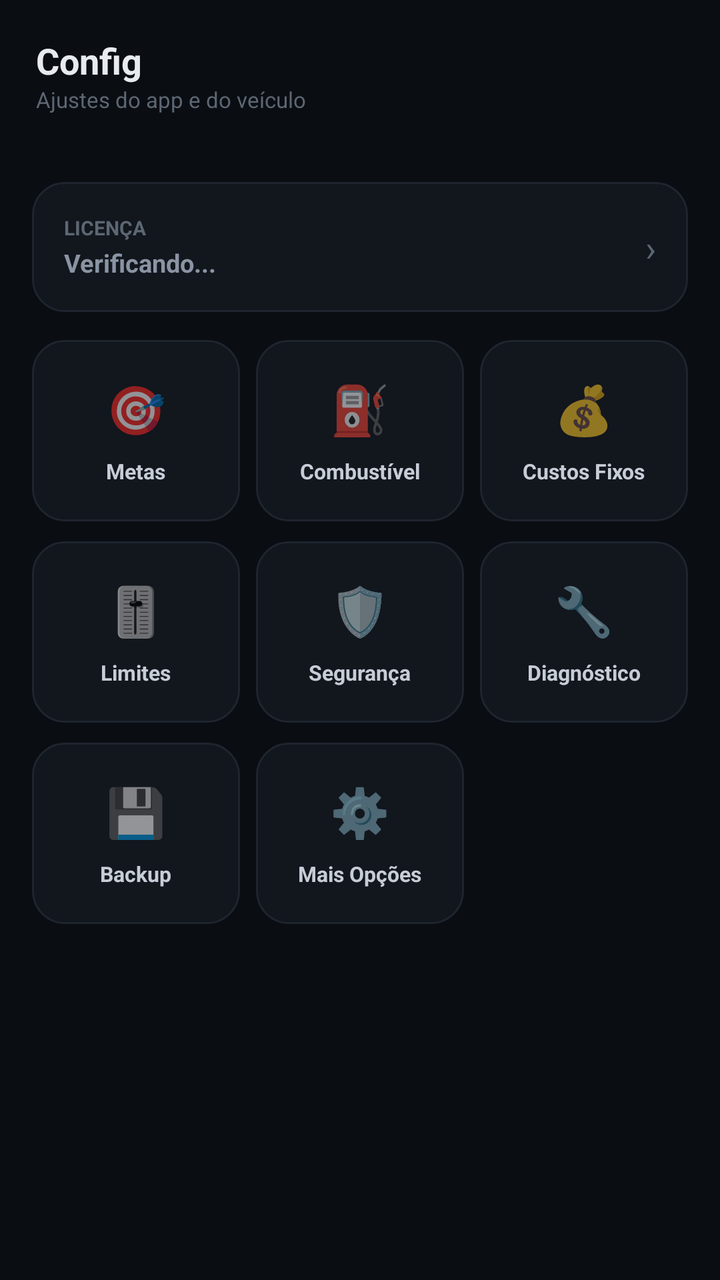
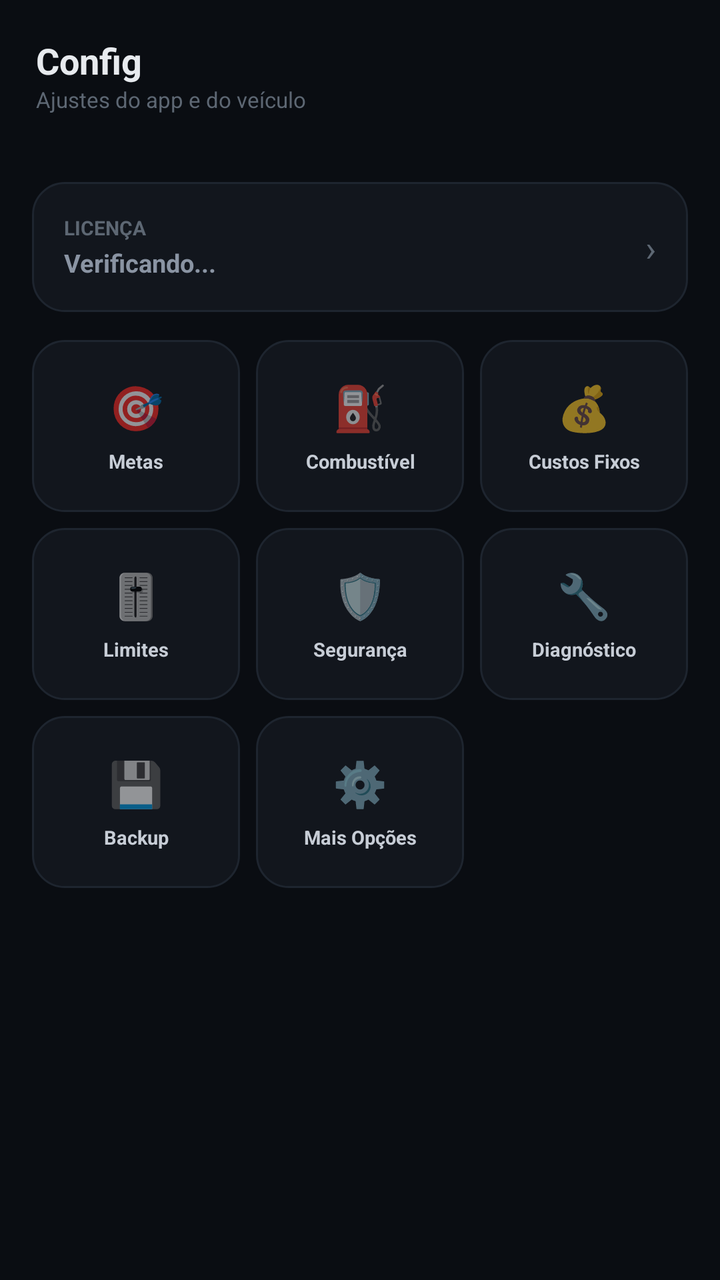

Screens rendered from an Android XML layout before and after an edit, with the pre-edit source and the edit as a unified diff.
<!-- AndroidManifest.xml: application theme Theme.MaterialComponents.DayNight.NoActionBar -->
<!-- res/layout/activity_parametros.xml -->
<?xml version="1.0" encoding="utf-8"?>
<ScrollView xmlns:android="http://schemas.android.com/apk/res/android"
    android:layout_width="match_parent"
    android:layout_height="match_parent"
    android:background="#0A0D12">

    <LinearLayout
        android:layout_width="match_parent"
        android:layout_height="wrap_content"
        android:orientation="vertical">

        <LinearLayout
            android:layout_width="match_parent"
            android:layout_height="wrap_content"
            android:orientation="vertical"
            android:padding="18dp"
            android:paddingBottom="10dp">

            <TextView
                android:layout_width="wrap_content"
                android:layout_height="wrap_content"
                android:text="Config"
                android:textColor="#E7EAEE"
                android:textSize="18sp"
                android:textStyle="bold" />

            <TextView
                android:layout_width="wrap_content"
                android:layout_height="wrap_content"
                android:text="Ajustes do app e do veículo"
                android:textColor="#5D6773"
                android:textSize="11sp" />
        </LinearLayout>

        <LinearLayout
            android:layout_width="match_parent"
            android:layout_height="wrap_content"
            android:orientation="vertical"
            android:padding="16dp"
            android:paddingTop="0dp">

            <LinearLayout
                android:id="@+id/btnAbrirLicenca"
                android:layout_width="match_parent"
                android:layout_height="wrap_content"
                android:orientation="horizontal"
                android:gravity="center_vertical"
                android:background="@drawable/bg_card_dark"
                android:padding="16dp"
                android:layout_marginBottom="14dp"
                android:clickable="true"
                android:focusable="true">

                <LinearLayout
                    android:layout_width="0dp"
                    android:layout_height="wrap_content"
                    android:layout_weight="1"
                    android:orientation="vertical">

                    <TextView
                        android:layout_width="wrap_content"
                        android:layout_height="wrap_content"
                        android:text="LICENÇA"
                        android:textColor="#5D6773"
                        android:textSize="10sp"
                        android:textStyle="bold" />

                    <TextView
                        android:id="@+id/txtStatusLicencaResumo"
                        android:layout_width="wrap_content"
                        android:layout_height="wrap_content"
                        android:text="Verificando..."
                        android:textColor="#8A94A3"
                        android:textSize="12.5sp"
                        android:textStyle="bold"
                        android:layout_marginTop="2dp" />
                </LinearLayout>

                <TextView
                    android:layout_width="wrap_content"
                    android:layout_height="wrap_content"
                    android:text="›"
                    android:textColor="#5D6773"
                    android:textSize="18sp" />
            </LinearLayout>

            <LinearLayout
                android:layout_width="match_parent"
                android:layout_height="wrap_content"
                android:orientation="horizontal"
                android:layout_marginBottom="10dp">

                <LinearLayout
                    android:id="@+id/btnAbrirMetas"
                    android:layout_width="0dp"
                    android:layout_height="wrap_content"
                    android:layout_weight="1"
                    android:orientation="vertical"
                    android:gravity="center"
                    android:background="@drawable/bg_card_dark"
                    android:padding="18dp"
                    android:layout_marginEnd="8dp"
                    android:clickable="true"
                    android:focusable="true">

                    <TextView
                        android:layout_width="wrap_content"
                        android:layout_height="wrap_content"
                        android:text="🎯"
                        android:textSize="24sp" />

                    <TextView
                        android:layout_width="wrap_content"
                        android:layout_height="wrap_content"
                        android:text="Metas"
                        android:textColor="#C7CDD6"
                        android:textSize="10.5sp"
                        android:textStyle="bold"
                        android:layout_marginTop="8dp" />
                </LinearLayout>

                <LinearLayout
                    android:id="@+id/btnAbrirCombustivel"
                    android:layout_width="0dp"
                    android:layout_height="wrap_content"
                    android:layout_weight="1"
                    android:orientation="vertical"
                    android:gravity="center"
                    android:background="@drawable/bg_card_dark"
                    android:padding="18dp"
                    android:layout_marginEnd="8dp"
                    android:clickable="true"
                    android:focusable="true">

                    <TextView
                        android:layout_width="wrap_content"
                        android:layout_height="wrap_content"
                        android:text="⛽"
                        android:textSize="24sp" />

                    <TextView
                        android:layout_width="wrap_content"
                        android:layout_height="wrap_content"
                        android:text="Combustível"
                        android:textColor="#C7CDD6"
                        android:textSize="10.5sp"
                        android:textStyle="bold"
                        android:layout_marginTop="8dp" />
                </LinearLayout>

                <LinearLayout
                    android:id="@+id/btnAbrirCustosFixos"
                    android:layout_width="0dp"
                    android:layout_height="wrap_content"
                    android:layout_weight="1"
                    android:orientation="vertical"
                    android:gravity="center"
                    android:background="@drawable/bg_card_dark"
                    android:padding="18dp"
                    android:clickable="true"
                    android:focusable="true">

                    <TextView
                        android:layout_width="wrap_content"
                        android:layout_height="wrap_content"
                        android:text="💰"
                        android:textSize="24sp" />

                    <TextView
                        android:layout_width="wrap_content"
                        android:layout_height="wrap_content"
                        android:text="Custos Fixos"
                        android:textColor="#C7CDD6"
                        android:textSize="10.5sp"
                        android:textStyle="bold"
                        android:layout_marginTop="8dp" />
                </LinearLayout>
            </LinearLayout>

            <LinearLayout
                android:layout_width="match_parent"
                android:layout_height="wrap_content"
                android:orientation="horizontal"
                android:layout_marginBottom="10dp">

                <LinearLayout
                    android:id="@+id/btnAbrirLimites"
                    android:layout_width="0dp"
                    android:layout_height="wrap_content"
                    android:layout_weight="1"
                    android:orientation="vertical"
                    android:gravity="center"
                    android:background="@drawable/bg_card_dark"
                    android:padding="18dp"
                    android:layout_marginEnd="8dp"
                    android:clickable="true"
                    android:focusable="true">

                    <TextView
                        android:layout_width="wrap_content"
                        android:layout_height="wrap_content"
                        android:text="🎚️"
                        android:textSize="24sp" />

                    <TextView
                        android:layout_width="wrap_content"
                        android:layout_height="wrap_content"
                        android:text="Limites"
                        android:textColor="#C7CDD6"
                        android:textSize="10.5sp"
                        android:textStyle="bold"
                        android:layout_marginTop="8dp" />
                </LinearLayout>

                <LinearLayout
                    android:id="@+id/btnAbrirSeguranca"
                    android:layout_width="0dp"
                    android:layout_height="wrap_content"
                    android:layout_weight="1"
                    android:orientation="vertical"
                    android:gravity="center"
                    android:background="@drawable/bg_card_dark"
                    android:padding="18dp"
                    android:layout_marginEnd="8dp"
                    android:clickable="true"
                    android:focusable="true">

                    <TextView
                        android:layout_width="wrap_content"
                        android:layout_height="wrap_content"
                        android:text="🛡️"
                        android:textSize="24sp" />

                    <TextView
                        android:layout_width="wrap_content"
                        android:layout_height="wrap_content"
                        android:text="Segurança"
                        android:textColor="#C7CDD6"
                        android:textSize="10.5sp"
                        android:textStyle="bold"
                        android:layout_marginTop="8dp" />
                </LinearLayout>

                <LinearLayout
                    android:id="@+id/btnAbrirDiagnostico"
                    android:layout_width="0dp"
                    android:layout_height="wrap_content"
                    android:layout_weight="1"
                    android:orientation="vertical"
                    android:gravity="center"
                    android:background="@drawable/bg_card_dark"
                    android:padding="18dp"
                    android:clickable="true"
                    android:focusable="true">

                    <TextView
                        android:layout_width="wrap_content"
                        android:layout_height="wrap_content"
                        android:text="🔧"
                        android:textSize="24sp" />

                    <TextView
                        android:layout_width="wrap_content"
                        android:layout_height="wrap_content"
                        android:text="Diagnóstico"
                        android:textColor="#C7CDD6"
                        android:textSize="10.5sp"
                        android:textStyle="bold"
                        android:layout_marginTop="8dp" />
                </LinearLayout>
            </LinearLayout>

            <LinearLayout
                android:layout_width="match_parent"
                android:layout_height="wrap_content"
                android:orientation="horizontal">

                <LinearLayout
                    android:id="@+id/btnAbrirBackup"
                    android:layout_width="0dp"
                    android:layout_height="wrap_content"
                    android:layout_weight="1"
                    android:orientation="vertical"
                    android:gravity="center"
                    android:background="@drawable/bg_card_dark"
                    android:padding="18dp"
                    android:layout_marginEnd="8dp"
                    android:clickable="true"
                    android:focusable="true">

                    <TextView
                        android:layout_width="wrap_content"
                        android:layout_height="wrap_content"
                        android:text="💾"
                        android:textSize="24sp" />

                    <TextView
                        android:layout_width="wrap_content"
                        android:layout_height="wrap_content"
                        android:text="Backup"
                        android:textColor="#C7CDD6"
                        android:textSize="10.5sp"
                        android:textStyle="bold"
                        android:layout_marginTop="8dp" />
                </LinearLayout>

                <LinearLayout
                    android:id="@+id/btnAbrirMaisConfiguracoes"
                    android:layout_width="0dp"
                    android:layout_height="wrap_content"
                    android:layout_weight="1"
                    android:orientation="vertical"
                    android:gravity="center"
                    android:background="@drawable/bg_card_dark"
                    android:padding="18dp"
                    android:layout_marginEnd="8dp"
                    android:clickable="true"
                    android:focusable="true">

                    <TextView
                        android:layout_width="wrap_content"
                        android:layout_height="wrap_content"
                        android:text="⚙️"
                        android:textSize="24sp" />

                    <TextView
                        android:layout_width="wrap_content"
                        android:layout_height="wrap_content"
                        android:text="Mais Opções"
                        android:textColor="#C7CDD6"
                        android:textSize="10.5sp"
                        android:textStyle="bold"
                        android:layout_marginTop="8dp" />
                </LinearLayout>

                <LinearLayout
                    android:layout_width="0dp"
                    android:layout_height="wrap_content"
                    android:layout_weight="1" />
            </LinearLayout>

        </LinearLayout>
    </LinearLayout>
</ScrollView>
<!-- resources referenced by this layout -->
<resources>
  <!-- drawable bg_card_dark (drawable) -->
  <?xml version="1.0" encoding="utf-8"?>
  <shape xmlns:android="http://schemas.android.com/apk/res/android" android:shape="rectangle">
      <solid android:color="#12161D" />
      <stroke android:width="1dp" android:color="#1E252F" />
      <corners android:radius="16dp" />
  </shape>
</resources>

<!-- the commit's change to res/layout/activity_parametros.xml (unified diff, before → after) -->
@@ -88,17 +88,17 @@
                 android:layout_width="match_parent"
                 android:layout_height="wrap_content"
                 android:orientation="horizontal"
-                android:layout_marginBottom="10dp">
+                android:layout_marginBottom="8dp">
 
                 <LinearLayout
                     android:id="@+id/btnAbrirMetas"
                     android:layout_width="0dp"
-                    android:layout_height="wrap_content"
-                    android:layout_weight="1"
-                    android:orientation="vertical"
-                    android:gravity="center"
-                    android:background="@drawable/bg_card_dark"
-                    android:padding="18dp"
+                    android:layout_height="86dp"
+                    android:layout_weight="1"
+                    android:orientation="vertical"
+                    android:gravity="center"
+                    android:background="@drawable/bg_card_dark"
+                    android:padding="6dp"
                     android:layout_marginEnd="8dp"
                     android:clickable="true"
                     android:focusable="true">
@@ -107,27 +107,30 @@
                         android:layout_width="wrap_content"
                         android:layout_height="wrap_content"
                         android:text="🎯"
-                        android:textSize="24sp" />
-
-                    <TextView
-                        android:layout_width="wrap_content"
+                        android:textSize="22sp" />
+
+                    <TextView
+                        android:layout_width="match_parent"
                         android:layout_height="wrap_content"
                         android:text="Metas"
                         android:textColor="#C7CDD6"
-                        android:textSize="10.5sp"
-                        android:textStyle="bold"
-                        android:layout_marginTop="8dp" />
+                        android:textSize="9.5sp"
+                        android:textStyle="bold"
+                        android:gravity="center"
+                        android:singleLine="true"
+                        android:ellipsize="end"
+                        android:layout_marginTop="6dp" />
                 </LinearLayout>
 
                 <LinearLayout
                     android:id="@+id/btnAbrirCombustivel"
                     android:layout_width="0dp"
-                    android:layout_height="wrap_content"
-                    android:layout_weight="1"
-                    android:orientation="vertical"
-                    android:gravity="center"
-                    android:background="@drawable/bg_card_dark"
-                    android:padding="18dp"
+                    android:layout_height="86dp"
+                    android:layout_weight="1"
+                    android:orientation="vertical"
+                    android:gravity="center"
+                    android:background="@drawable/bg_card_dark"
+                    android:padding="6dp"
                     android:layout_marginEnd="8dp"
                     android:clickable="true"
                     android:focusable="true">
@@ -136,27 +139,30 @@
                         android:layout_width="wrap_content"
                         android:layout_height="wrap_content"
                         android:text="⛽"
-                        android:textSize="24sp" />
-
-                    <TextView
-                        android:layout_width="wrap_content"
+                        android:textSize="22sp" />
+
+                    <TextView
+                        android:layout_width="match_parent"
                         android:layout_height="wrap_content"
                         android:text="Combustível"
                         android:textColor="#C7CDD6"
-                        android:textSize="10.5sp"
-                        android:textStyle="bold"
-                        android:layout_marginTop="8dp" />
+                        android:textSize="9.5sp"
+                        android:textStyle="bold"
+                        android:gravity="center"
+                        android:singleLine="true"
+                        android:ellipsize="end"
+                        android:layout_marginTop="6dp" />
                 </LinearLayout>
 
                 <LinearLayout
                     android:id="@+id/btnAbrirCustosFixos"
                     android:layout_width="0dp"
-                    android:layout_height="wrap_content"
-                    android:layout_weight="1"
-                    android:orientation="vertical"
-                    android:gravity="center"
-                    android:background="@drawable/bg_card_dark"
-                    android:padding="18dp"
+                    android:layout_height="86dp"
+                    android:layout_weight="1"
+                    android:orientation="vertical"
+                    android:gravity="center"
+                    android:background="@drawable/bg_card_dark"
+                    android:padding="6dp"
                     android:clickable="true"
                     android:focusable="true">
 
@@ -164,16 +170,19 @@
                         android:layout_width="wrap_content"
                         android:layout_height="wrap_content"
                         android:text="💰"
-                        android:textSize="24sp" />
-
-                    <TextView
-                        android:layout_width="wrap_content"
+                        android:textSize="22sp" />
+
+                    <TextView
+                        android:layout_width="match_parent"
                         android:layout_height="wrap_content"
                         android:text="Custos Fixos"
                         android:textColor="#C7CDD6"
-                        android:textSize="10.5sp"
-                        android:textStyle="bold"
-                        android:layout_marginTop="8dp" />
+                        android:textSize="9.5sp"
+                        android:textStyle="bold"
+                        android:gravity="center"
+                        android:singleLine="true"
+                        android:ellipsize="end"
+                        android:layout_marginTop="6dp" />
                 </LinearLayout>
             </LinearLayout>
 
@@ -181,17 +190,17 @@
                 android:layout_width="match_parent"
                 android:layout_height="wrap_content"
                 android:orientation="horizontal"
-                android:layout_marginBottom="10dp">
+                android:layout_marginBottom="8dp">
 
                 <LinearLayout
                     android:id="@+id/btnAbrirLimites"
                     android:layout_width="0dp"
-                    android:layout_height="wrap_content"
-                    android:layout_weight="1"
-                    android:orientation="vertical"
-                    android:gravity="center"
-                    android:background="@drawable/bg_card_dark"
-                    android:padding="18dp"
+                    android:layout_height="86dp"
+                    android:layout_weight="1"
+                    android:orientation="vertical"
+                    android:gravity="center"
+                    android:background="@drawable/bg_card_dark"
+                    android:padding="6dp"
                     android:layout_marginEnd="8dp"
                     android:clickable="true"
                     android:focusable="true">
@@ -200,27 +209,30 @@
                         android:layout_width="wrap_content"
                         android:layout_height="wrap_content"
                         android:text="🎚️"
-                        android:textSize="24sp" />
-
-                    <TextView
-                        android:layout_width="wrap_content"
+                        android:textSize="22sp" />
+
+                    <TextView
+                        android:layout_width="match_parent"
                         android:layout_height="wrap_content"
                         android:text="Limites"
                         android:textColor="#C7CDD6"
-                        android:textSize="10.5sp"
-                        android:textStyle="bold"
-                        android:layout_marginTop="8dp" />
+                        android:textSize="9.5sp"
+                        android:textStyle="bold"
+                        android:gravity="center"
+                        android:singleLine="true"
+                        android:ellipsize="end"
+                        android:layout_marginTop="6dp" />
                 </LinearLayout>
 
                 <LinearLayout
                     android:id="@+id/btnAbrirSeguranca"
                     android:layout_width="0dp"
-                    android:layout_height="wrap_content"
-                    android:layout_weight="1"
-                    android:orientation="vertical"
-                    android:gravity="center"
-                    android:background="@drawable/bg_card_dark"
-                    android:padding="18dp"
+                    android:layout_height="86dp"
+                    android:layout_weight="1"
+                    android:orientation="vertical"
+                    android:gravity="center"
+                    android:background="@drawable/bg_card_dark"
+                    android:padding="6dp"
                     android:layout_marginEnd="8dp"
                     android:clickable="true"
                     android:focusable="true">
@@ -229,27 +241,30 @@
                         android:layout_width="wrap_content"
                         android:layout_height="wrap_content"
                         android:text="🛡️"
-                        android:textSize="24sp" />
-
-                    <TextView
-                        android:layout_width="wrap_content"
+                        android:textSize="22sp" />
+
+                    <TextView
+                        android:layout_width="match_parent"
                         android:layout_height="wrap_content"
                         android:text="Segurança"
                         android:textColor="#C7CDD6"
-                        android:textSize="10.5sp"
-                        android:textStyle="bold"
-                        android:layout_marginTop="8dp" />
+                        android:textSize="9.5sp"
+                        android:textStyle="bold"
+                        android:gravity="center"
+                        android:singleLine="true"
+                        android:ellipsize="end"
+                        android:layout_marginTop="6dp" />
                 </LinearLayout>
 
                 <LinearLayout
                     android:id="@+id/btnAbrirDiagnostico"
                     android:layout_width="0dp"
-                    android:layout_height="wrap_content"
-                    android:layout_weight="1"
-                    android:orientation="vertical"
-                    android:gravity="center"
-                    android:background="@drawable/bg_card_dark"
-                    android:padding="18dp"
+                    android:layout_height="86dp"
+                    android:layout_weight="1"
+                    android:orientation="vertical"
+                    android:gravity="center"
+                    android:background="@drawable/bg_card_dark"
+                    android:padding="6dp"
                     android:clickable="true"
                     android:focusable="true">
 
@@ -257,16 +272,19 @@
                         android:layout_width="wrap_content"
                         android:layout_height="wrap_content"
                         android:text="🔧"
-                        android:textSize="24sp" />
-
-                    <TextView
-                        android:layout_width="wrap_content"
+                        android:textSize="22sp" />
+
+                    <TextView
+                        android:layout_width="match_parent"
                         android:layout_height="wrap_content"
                         android:text="Diagnóstico"
                         android:textColor="#C7CDD6"
-                        android:textSize="10.5sp"
-                        android:textStyle="bold"
-                        android:layout_marginTop="8dp" />
+                        android:textSize="9.5sp"
+                        android:textStyle="bold"
+                        android:gravity="center"
+                        android:singleLine="true"
+                        android:ellipsize="end"
+                        android:layout_marginTop="6dp" />
                 </LinearLayout>
             </LinearLayout>
 
@@ -278,12 +296,12 @@
                 <LinearLayout
                     android:id="@+id/btnAbrirBackup"
                     android:layout_width="0dp"
-                    android:layout_height="wrap_content"
-                    android:layout_weight="1"
-                    android:orientation="vertical"
-                    android:gravity="center"
-                    android:background="@drawable/bg_card_dark"
-                    android:padding="18dp"
+                    android:layout_height="86dp"
+                    android:layout_weight="1"
+                    android:orientation="vertical"
+                    android:gravity="center"
+                    android:background="@drawable/bg_card_dark"
+                    android:padding="6dp"
                     android:layout_marginEnd="8dp"
                     android:clickable="true"
                     android:focusable="true">
@@ -292,27 +310,30 @@
                         android:layout_width="wrap_content"
                         android:layout_height="wrap_content"
                         android:text="💾"
-                        android:textSize="24sp" />
-
-                    <TextView
-                        android:layout_width="wrap_content"
+                        android:textSize="22sp" />
+
+                    <TextView
+                        android:layout_width="match_parent"
                         android:layout_height="wrap_content"
                         android:text="Backup"
                         android:textColor="#C7CDD6"
-                        android:textSize="10.5sp"
-                        android:textStyle="bold"
-                        android:layout_marginTop="8dp" />
+                        android:textSize="9.5sp"
+                        android:textStyle="bold"
+                        android:gravity="center"
+                        android:singleLine="true"
+                        android:ellipsize="end"
+                        android:layout_marginTop="6dp" />
                 </LinearLayout>
 
                 <LinearLayout
                     android:id="@+id/btnAbrirMaisConfiguracoes"
                     android:layout_width="0dp"
-                    android:layout_height="wrap_content"
-                    android:layout_weight="1"
-                    android:orientation="vertical"
-                    android:gravity="center"
-                    android:background="@drawable/bg_card_dark"
-                    android:padding="18dp"
+                    android:layout_height="86dp"
+                    android:layout_weight="1"
+                    android:orientation="vertical"
+                    android:gravity="center"
+                    android:background="@drawable/bg_card_dark"
+                    android:padding="6dp"
                     android:layout_marginEnd="8dp"
                     android:clickable="true"
                     android:focusable="true">
@@ -321,21 +342,24 @@
                         android:layout_width="wrap_content"
                         android:layout_height="wrap_content"
                         android:text="⚙️"
-                        android:textSize="24sp" />
-
-                    <TextView
-                        android:layout_width="wrap_content"
+                        android:textSize="22sp" />
+
+                    <TextView
+                        android:layout_width="match_parent"
                         android:layout_height="wrap_content"
                         android:text="Mais Opções"
                         android:textColor="#C7CDD6"
-                        android:textSize="10.5sp"
-                        android:textStyle="bold"
-                        android:layout_marginTop="8dp" />
-                </LinearLayout>
-
-                <LinearLayout
-                    android:layout_width="0dp"
-                    android:layout_height="wrap_content"
+                        android:textSize="9.5sp"
+                        android:textStyle="bold"
+                        android:gravity="center"
+                        android:singleLine="true"
+                        android:ellipsize="end"
+                        android:layout_marginTop="6dp" />
+                </LinearLayout>
+
+                <LinearLayout
+                    android:layout_width="0dp"
+                    android:layout_height="86dp"
                     android:layout_weight="1" />
             </LinearLayout>
 
